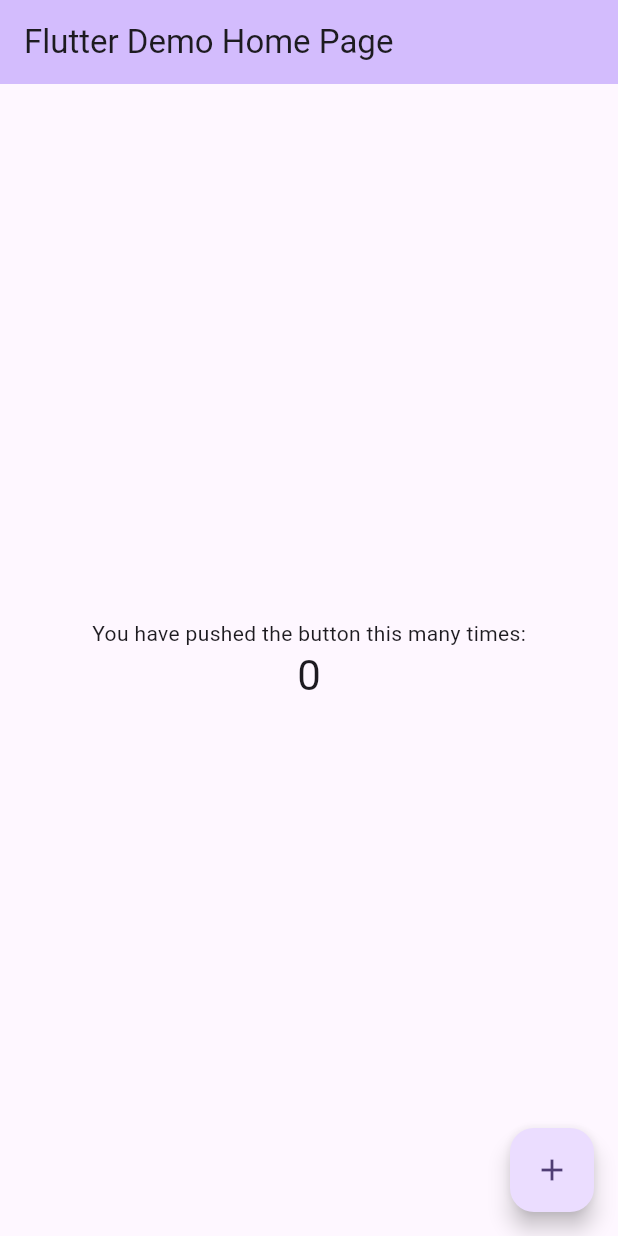
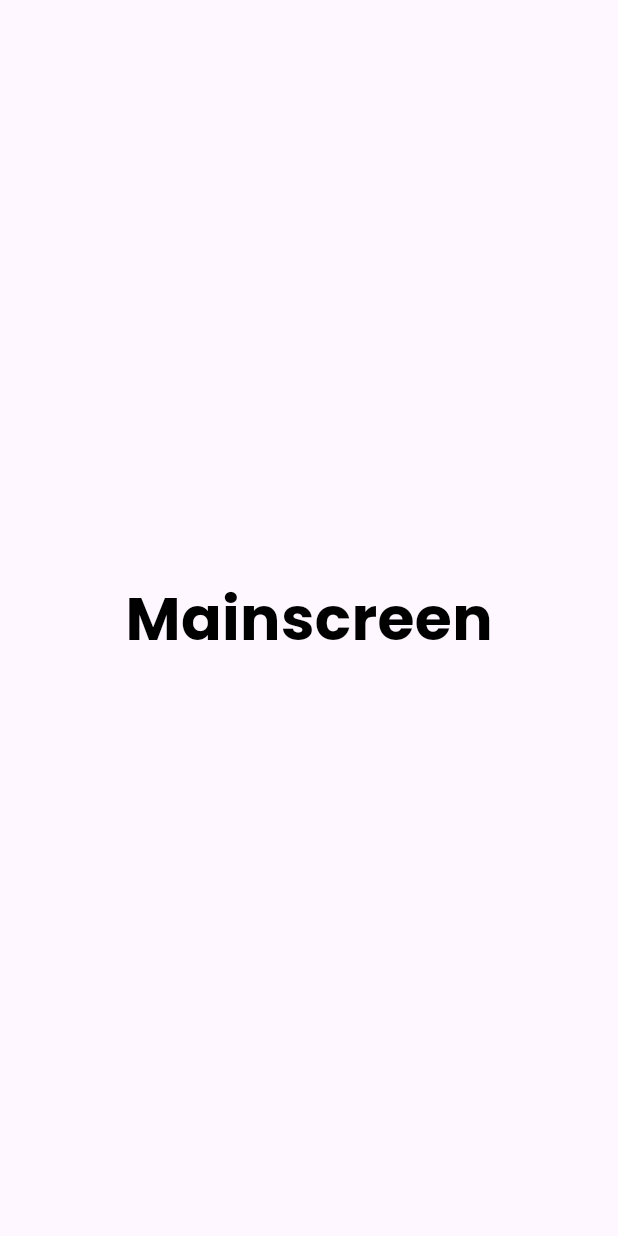
Before and after one commit to oyewodayo/Ecommerce-app, a Flutter app: the screen it shows after launch, on a phone screen of 412 x 824 dp. Run offline on Flutter 3.47's test engine with Material 2 defaults, Android fonts, the phone set to English and light mode, and no system bars; our stand-ins replace google_fonts.

Commit message:
Added Custom Style and Fonts

```diff
--- a/lib/main.dart
+++ b/lib/main.dart
@@ -1,3 +1,4 @@
+import 'package:ecommerce_app/ui/mainscreen.dart';
 import 'package:flutter/material.dart';
 
 void main() {
@@ -12,99 +13,14 @@ class MyApp extends StatelessWidget {
   Widget build(BuildContext context) {
     return MaterialApp(
       title: 'Flutter Demo',
+      debugShowCheckedModeBanner: false,
       theme: ThemeData(
+
         colorScheme: ColorScheme.fromSeed(seedColor: Colors.deepPurple),
         useMaterial3: true,
       ),
-      home: const MyHomePage(title: 'Flutter Demo Home Page'),
+
+      home: const MainScreen(),
     );
   }
 }
-
-class MyHomePage extends StatefulWidget {
-  const MyHomePage({super.key, required this.title});
-
-  // This widget is the home page of your application. It is stateful, meaning
-  // that it has a State object (defined below) that contains fields that affect
-  // how it looks.
-
-  // This class is the configuration for the state. It holds the values (in this
-  // case the title) provided by the parent (in this case the App widget) and
-  // used by the build method of the State. Fields in a Widget subclass are
-  // always marked "final".
-
-  final String title;
-
-  @override
-  State<MyHomePage> createState() => _MyHomePageState();
-}
-
-class _MyHomePageState extends State<MyHomePage> {
-  int _counter = 0;
-
-  void _incrementCounter() {
-    setState(() {
-      // This call to setState tells the Flutter framework that something has
-      // changed in this State, which causes it to rerun the build method below
-      // so that the display can reflect the updated values. If we changed
-      // _counter without calling setState(), then the build method would not be
-      // called again, and so nothing would appear to happen.
-      _counter++;
-    });
-  }
-
-  @override
-  Widget build(BuildContext context) {
-    // This method is rerun every time setState is called, for instance as done
-    // by the _incrementCounter method above.
-    //
-    // The Flutter framework has been optimized to make rerunning build methods
-    // fast, so that you can just rebuild anything that needs updating rather
-    // than having to individually change instances of widgets.
-    return Scaffold(
-      appBar: AppBar(
-        // TRY THIS: Try changing the color here to a specific color (to
-        // Colors.amber, perhaps?) and trigger a hot reload to see the AppBar
-        // change color while the other colors stay the same.
-        backgroundColor: Theme.of(context).colorScheme.inversePrimary,
-        // Here we take the value from the MyHomePage object that was created by
-        // the App.build method, and use it to set our appbar title.
-        title: Text(widget.title),
-      ),
-      body: Center(
-        // Center is a layout widget. It takes a single child and positions it
-        // in the middle of the parent.
-        child: Column(
-          // Column is also a layout widget. It takes a list of children and
-          // arranges them vertically. By default, it sizes itself to fit its
-          // children horizontally, and tries to be as tall as its parent.
-          //
-          // Column has various properties to control how it sizes itself and
-          // how it positions its children. Here we use mainAxisAlignment to
-          // center the children vertically; the main axis here is the vertical
-          // axis because Columns are vertical (the cross axis would be
-          // horizontal).
-          //
-          // TRY THIS: Invoke "debug painting" (choose the "Toggle Debug Paint"
-          // action in the IDE, or press "p" in the console), to see the
-          // wireframe for each widget.
-          mainAxisAlignment: MainAxisAlignment.center,
-          children: <Widget>[
-            const Text(
-              'You have pushed the button this many times:',
-            ),
-            Text(
-              '$_counter',
-              style: Theme.of(context).textTheme.headlineMedium,
-            ),
-          ],
-        ),
-      ),
-      floatingActionButton: FloatingActionButton(
-        onPressed: _incrementCounter,
-        tooltip: 'Increment',
-        child: const Icon(Icons.add),
-      ), // This trailing comma makes auto-formatting nicer for build methods.
-    );
-  }
-}
--- /dev/null
+++ b/lib/shared/appstyle.dart
@@ -0,0 +1,6 @@
+import 'package:flutter/material.dart';
+import 'package:google_fonts/google_fonts.dart';
+
+TextStyle appstyle(double size, Color color, FontWeight fw) {
+  return GoogleFonts.poppins(fontSize: size, color: color, fontWeight: fw);
+}
--- /dev/null
+++ b/lib/ui/mainscreen.dart
@@ -0,0 +1,18 @@
+import 'package:ecommerce_app/shared/appstyle.dart';
+import 'package:flutter/material.dart';
+
+class MainScreen extends StatelessWidget {
+  const MainScreen({super.key});
+
+  @override
+  Widget build(BuildContext context) {
+    return Scaffold(
+      body: Center(
+        child: Text(
+          'Mainscreen',
+          style: appstyle(40, Colors.black, FontWeight.bold),
+        ),
+      ),
+    );
+  }
+}
--- a/pubspec.yaml
+++ b/pubspec.yaml
@@ -35,6 +35,7 @@ dependencies:
   # The following adds the Cupertino Icons font to your application.
   # Use with the CupertinoIcons class for iOS style icons.
   cupertino_icons: ^1.0.2
+  google_fonts: ^5.1.0
 
 dev_dependencies:
   flutter_test:
```
Also changed, not shown: pubspec.lock, 1 other file.
